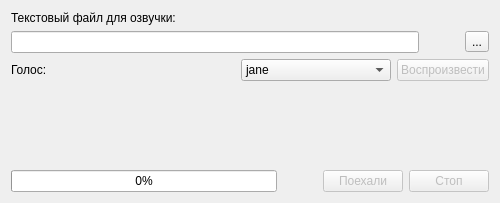
Old version of the form ui/mainform.ui in the repository 0valse/voiceover.
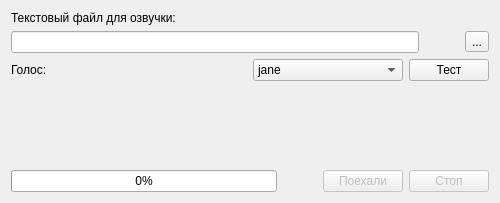
New version of the form. Icons and pictures are not drawn.

Patch:
```diff
--- a/ui/mainform.ui
+++ b/ui/mainform.ui
@@ -143,11 +143,8 @@
        </item>
        <item>
         <widget class="QPushButton" name="pushButtonPlay">
-         <property name="enabled">
-          <bool>false</bool>
-         </property>
          <property name="text">
-          <string>Воспроизвести</string>
+          <string>Тест</string>
          </property>
          <property name="icon">
           <iconset theme="media-playback-start">
```
